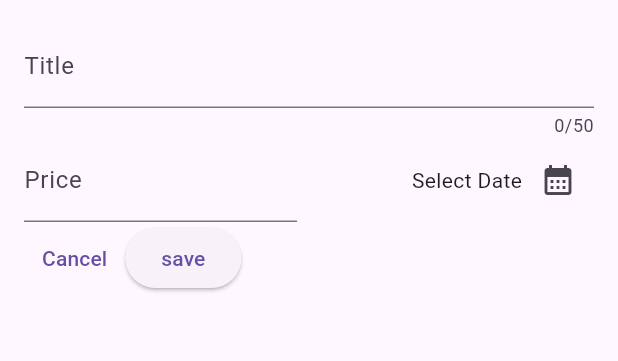
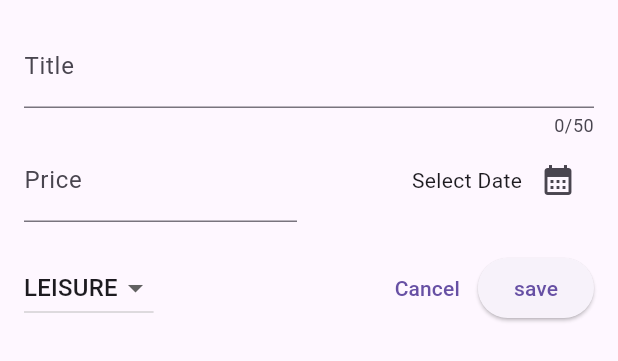
Before and after one commit to Ziadabdelraouf/expenses_app, a Flutter app: the NewExpense widget shown alone on an empty page, opened directly, on a phone screen of 412 x 824 dp. Shown: the top 361 px of the screen. Run offline on Flutter 3.47's test engine with Material 3 defaults, Android fonts, the phone set to English and light mode, and no system bars.

Commit message:
till section 116

```diff
--- a/lib/widgets/new_expense.dart
+++ b/lib/widgets/new_expense.dart
@@ -20,7 +20,12 @@ class _NewExpenseState extends State<NewExpense> {
 //this controller is built in flutter that controlls all the inputs and store it and can later be used to print.
   final _titleController = TextEditingController();
   final _priceController = TextEditingController();
+
+//intialized and non intialized
   DateTime? _selectedDate;
+  Category _selectedcategory = Category.leisure;
+
+  // gets rid of the conrollers(same as delete in c++)
   @override
   void dispose() {
     _titleController.dispose();
@@ -28,8 +33,9 @@ class _NewExpenseState extends State<NewExpense> {
     super.dispose();
   }
 
-  void _datePicker()async {
-    final pickedDate= await showDatePicker(
+//async has to be used as showdatepicker return a value of future so we must use (async and await)
+  void _datePicker() async {
+    final pickedDate = await showDatePicker(
       context: context,
       firstDate: DateTime(
         DateTime.now().year - 1,
@@ -40,7 +46,7 @@ class _NewExpenseState extends State<NewExpense> {
       lastDate: DateTime.now(),
     );
     setState(() {
-      _selectedDate=pickedDate;
+      _selectedDate = pickedDate;
     });
   }
 
@@ -50,6 +56,7 @@ class _NewExpenseState extends State<NewExpense> {
       padding: const EdgeInsets.all(16),
       child: Column(
         children: [
+          //to input data(text) from user
           TextField(
             controller: _titleController,
             maxLength: 50,
@@ -58,6 +65,7 @@ class _NewExpenseState extends State<NewExpense> {
           Row(
             children: [
               Expanded(
+                //to input data (numbers) drom the user
                 child: TextField(
                   keyboardType: TextInputType.number,
                   controller: _priceController,
@@ -70,13 +78,17 @@ class _NewExpenseState extends State<NewExpense> {
               const SizedBox(
                 width: 16,
               ),
+              // used expanded to prevent problems when a row is inside a row and these thimgs
               Expanded(
                 child: Row(
+                  //push elemnts to the end of the row
                   mainAxisAlignment: MainAxisAlignment.end,
                   children: [
-                     Text(_selectedDate!=null?formatter.format(_selectedDate!):'Select Date'),
+                    Text(_selectedDate != null
+                        ? formatter.format(_selectedDate!)
+                        : 'Select Date'),
                     IconButton(
-                      onPressed:_datePicker,
+                      onPressed: _datePicker,
                       icon: const Icon(
                         Icons.calendar_month,
                       ),
@@ -86,8 +98,32 @@ class _NewExpenseState extends State<NewExpense> {
               )
             ],
           ),
+          const SizedBox(
+            height: 20,
+          ),
           Row(
             children: [
+              DropdownButton(
+                value: _selectedcategory,
+                items: Category.values
+                    .map(
+                      //maps a list values to list of obejcts to display them in drop down menu
+                      (category) => DropdownMenuItem(
+                        value: category,
+                        child: Text(category.name.toUpperCase()),
+                      ),
+                    )
+                    .toList(),
+                onChanged: (value) {
+                  if (value == null) {
+                    return;
+                  }
+                  setState(() {
+                    _selectedcategory = value;
+                  });
+                },
+              ),
+              const Spacer(),
               TextButton(
                 onPressed: () {
                   Navigator.pop(context);
```
